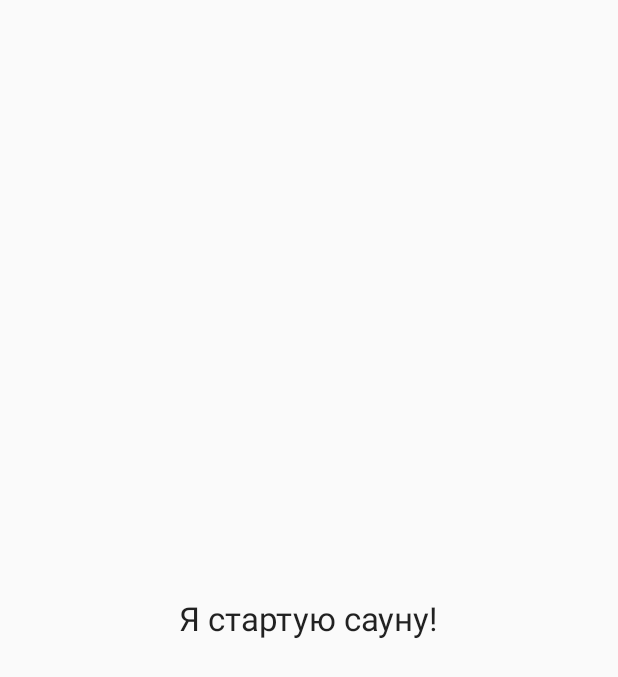
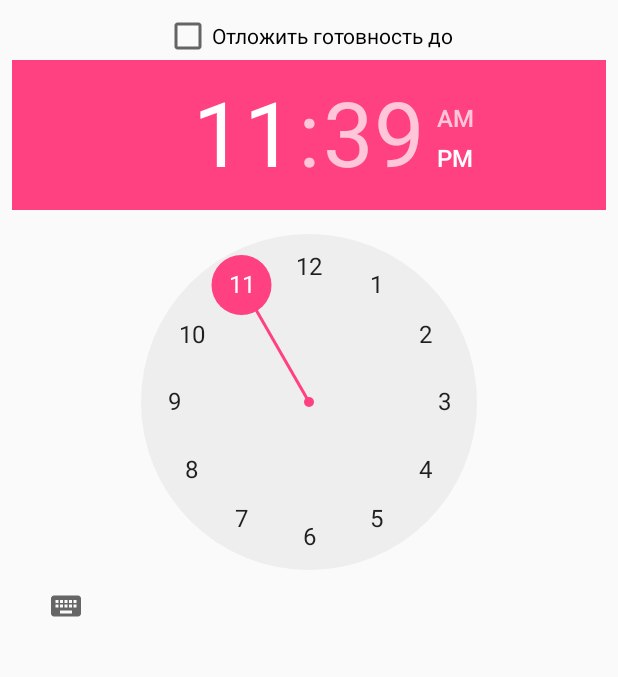
Before and after one commit to yulancer/Sauna, an Android app: the layout activity_start_sauna_dialog.xml on its own in the app's theme, with its tools: preview values and no code run, on a phone screen of 412 x 824 dp. Shown: the top 677 px of the screen. Run offline under Robolectric (Android 15) with nearby library versions, the phone set to English and light mode, and no system bars.

Commit message:
диалог старта стал понимать время готовности от контроллера

```diff
--- a/app/src/main/java/ru/yulancer/sauna/MainActivity.java
+++ b/app/src/main/java/ru/yulancer/sauna/MainActivity.java
@@ -267,7 +267,7 @@ public class MainActivity extends FragmentActivity
             if (isChecked) { // при включении показать диалог
                 mTimer.cancel();
                 FragmentManager fm = getSupportFragmentManager();
-                StartSaunaDialog dialog = new StartSaunaDialog();
+                StartSaunaDialog dialog = StartSaunaDialog.newInstance(mSaunaInfo.AllSecondsRemain);
                 dialog.show(fm, "start");
             } else { // просто выключить
                 StartSaunaTask t = new StartSaunaTask();
--- a/app/src/main/res/layout/activity_start_sauna_dialog.xml
+++ b/app/src/main/res/layout/activity_start_sauna_dialog.xml
@@ -9,11 +9,18 @@
     android:paddingTop="@dimen/activity_vertical_margin"
     tools:context="ru.yulancer.sauna.StartSaunaDialog">
 
-    <TextView
+    <CheckBox
+        android:id="@+id/cbDelayedStart"
         android:layout_width="wrap_content"
         android:layout_height="wrap_content"
-        android:textAppearance="?android:attr/textAppearanceLarge"
-        android:text="Я стартую сауну!"
-        android:layout_centerVertical="true"
-        android:layout_centerHorizontal="true" />
+        android:layout_alignParentTop="true"
+        android:layout_centerHorizontal="true"
+        android:checked="false"
+        android:text="Отложить готовность до" />
+
+    <TimePicker
+        android:id="@+id/tpReadyTime"
+        android:layout_width="wrap_content"
+        android:layout_height="wrap_content"
+        android:layout_below="@+id/cbDelayedStart" />
 </RelativeLayout>
```
Also changed, not shown: app/src/main/java/ru/yulancer/sauna/StartSaunaDialog.java (+43 -1 lines).
